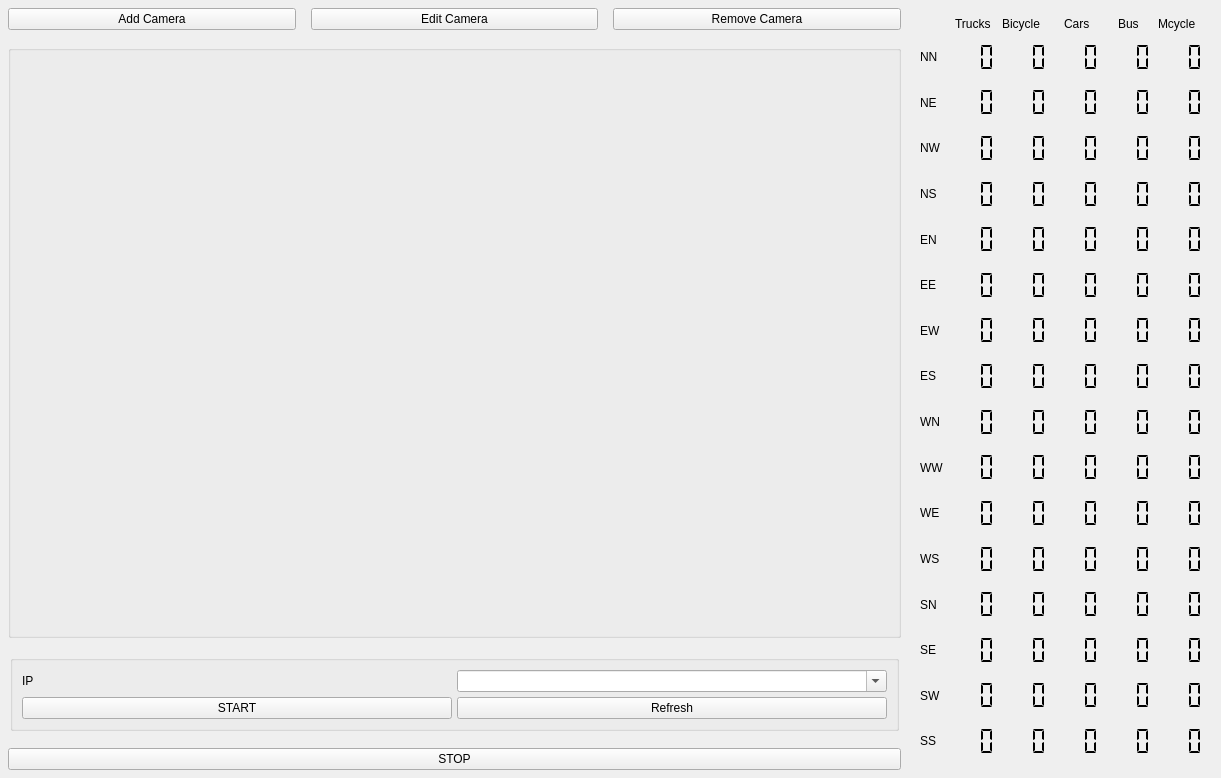
First picture: the form in qt/form.ui, repository EdgeOfAI/vehicle_counter_pyqt_app, before the edit.
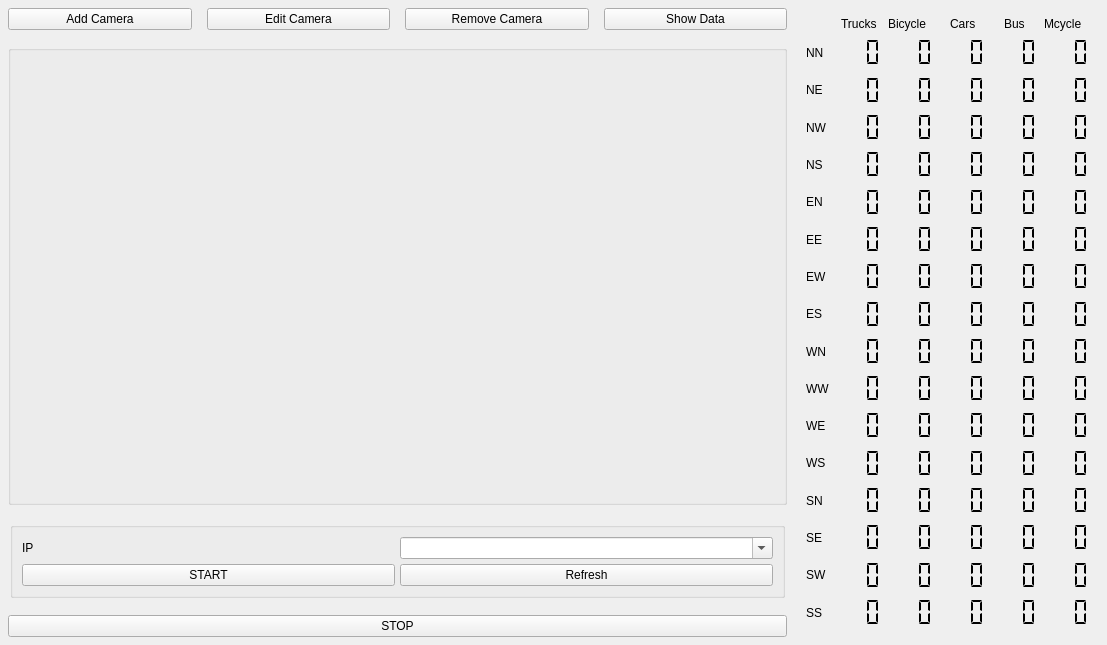
Second picture: the form after the edit. Custom widgets are drawn as their Qt base class.

Commit message: show calendar view controller added

```diff
--- a/qt/form.ui
+++ b/qt/form.ui
@@ -6,8 +6,8 @@
    <rect>
     <x>0</x>
     <y>0</y>
-    <width>1221</width>
-    <height>778</height>
+    <width>1107</width>
+    <height>645</height>
    </rect>
   </property>
   <property name="windowTitle">
@@ -63,6 +63,13 @@
          </property>
         </widget>
        </item>
+       <item>
+        <widget class="QPushButton" name="showDataBtn">
+         <property name="text">
+          <string>Show Data</string>
+         </property>
+        </widget>
+       </item>
       </layout>
      </item>
      <item>
```
The commit also changes 5 other files.
